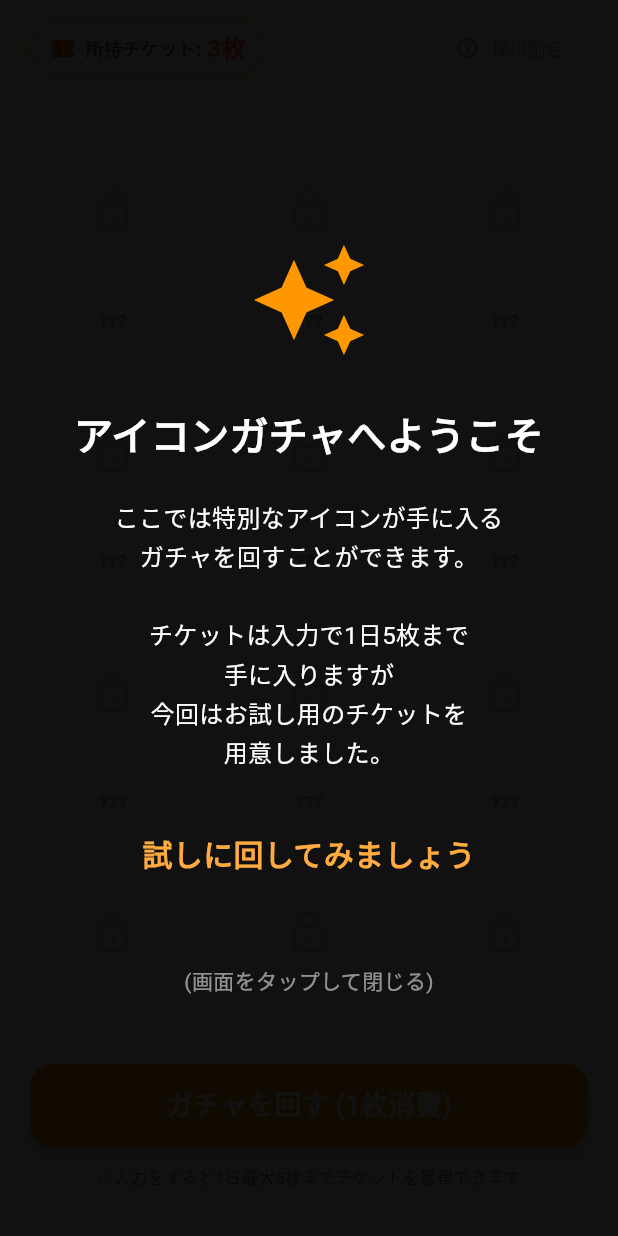
After one commit to karaagenomuranaoya/kakeibo2, a Flutter app: the GachaGameTab screen opened directly, on a phone screen of 412 x 824 dp. The commit adds this screen. Run offline on Flutter 3.47's test engine with Material 3 defaults, Android fonts, the phone set to English and light mode, and no system bars; our stand-ins replace fl_chart, shared_preferences; missing offline and left inert: tutorial_coach_mark; accounts and stored records are empty.

Commit message:
gacha tab rifakutaringu

```diff
--- /dev/null
+++ b/lib/screens/gacha/dialogs/gacha_tutorial_content.dart
@@ -0,0 +1,31 @@
+import 'package:flutter/material.dart';
+import '../../../widgets/tutorial_overlay.dart';
+
+/// ガチャ画面専用のチュートリアル表示ロジック
+class GachaTutorialContent {
+  /// フェーズ1: ガチャ画面に初めて来たとき
+  static Widget phase1({required VoidCallback onDismiss}) {
+    return TutorialOverlay(
+      iconData: Icons.auto_awesome,
+      iconColor: Colors.orange,
+      title: "アイコンガチャへようこそ",
+      description:
+          "ここでは特別なアイコンが手に入る\nガチャを回すことができます。\n\nチケットは入力で1日5枚まで\n手に入りますが\n今回はお試し用のチケットを\n用意しました。",
+      subDescription: "試しに回してみましょう",
+      onDismiss: onDismiss,
+    );
+  }
+
+  /// フェーズ2: 初めてガチャを回した後
+  static Widget phase2({required VoidCallback onDismiss}) {
+    return TutorialOverlay(
+      iconData: Icons.grid_view,
+      iconColor: Colors.white,
+      title: "コレクション",
+      description:
+          "手に入れたアイコンはここに並びます。\n\nタップすると詳細が見られるほか、\nカテゴリを編集するときには\nアイコンとして使えます。\n同じものが出ると10段階で進化します。",
+      subDescription: "コンプリート目指して\n頑張ってくださいね",
+      onDismiss: onDismiss,
+    );
+  }
+}
--- /dev/null
+++ b/lib/widgets/tutorial_overlay.dart
@@ -0,0 +1,81 @@
+import 'package:flutter/material.dart';
+
+/// 全画面黒背景のチュートリアル用オーバーレイ
+/// ガチャ画面や入力画面など、アプリ全体で統一したデザインを使用するために分離
+class TutorialOverlay extends StatelessWidget {
+  final IconData iconData;
+  final Color iconColor;
+  final String title;
+  final String description;
+  final String? subDescription; // 「試しに回してみましょう」などの強調テキスト
+  final VoidCallback onDismiss;
+
+  const TutorialOverlay({
+    super.key,
+    required this.iconData,
+    this.iconColor = Colors.orange,
+    required this.title,
+    required this.description,
+    this.subDescription,
+    required this.onDismiss,
+  });
+
+  @override
+  Widget build(BuildContext context) {
+    return Material(
+      type: MaterialType.transparency,
+      child: GestureDetector(
+        // 画面全体どこをタップしても閉じる
+        onTap: onDismiss,
+        child: Container(
+          color: Colors.black.withOpacity(0.85), // 背景を暗く
+          alignment: Alignment.center,
+          padding: const EdgeInsets.symmetric(horizontal: 32),
+          child: Column(
+            mainAxisSize: MainAxisSize.min,
+            children: [
+              Icon(iconData, size: 80, color: iconColor),
+              const SizedBox(height: 30),
+              Text(
+                title,
+                style: const TextStyle(
+                  fontWeight: FontWeight.bold,
+                  color: Colors.white,
+                  fontSize: 26,
+                ),
+                textAlign: TextAlign.center,
+              ),
+              const SizedBox(height: 24),
+              Text(
+                description,
+                style: const TextStyle(
+                  color: Colors.white,
+                  fontSize: 16,
+                  height: 1.6,
+                ),
+                textAlign: TextAlign.center,
+              ),
+              if (subDescription != null) ...[
+                const SizedBox(height: 40),
+                Text(
+                  subDescription!,
+                  style: const TextStyle(
+                    fontWeight: FontWeight.bold,
+                    color: Colors.orangeAccent,
+                    fontSize: 20,
+                  ),
+                  textAlign: TextAlign.center,
+                ),
+              ],
+              const SizedBox(height: 60),
+              const Text(
+                "(画面をタップして閉じる)",
+                style: TextStyle(color: Colors.white54, fontSize: 14),
+              ),
+            ],
+          ),
+        ),
+      ),
+    );
+  }
+}
```
Also changed, not shown: ai_context.txt (+50 -49 lines), lib/screens/gacha/gacha_game_tab.dart (+13 -132 lines), lib/screens/gacha/widgets/gacha_action_panel.dart (added, +74 -0 lines), lib/screens/gacha/widgets/gacha_header.dart (added, +82 -0 lines), lib/screens/gacha/widgets/gacha_item_tile.dart (added, +124 -0 lines).
